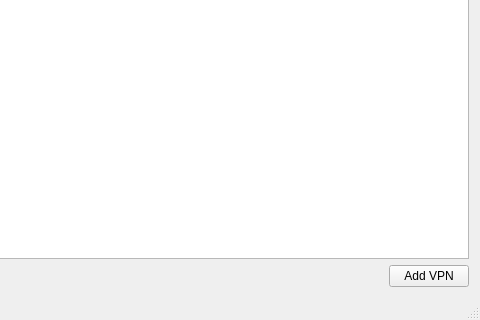
First picture: the form in mainwindow.ui, repository theinvisible/openfortigui, before the edit; both pictures show x 320 to 800 and y 280 to 600 of the 800 by 600 pixel window.
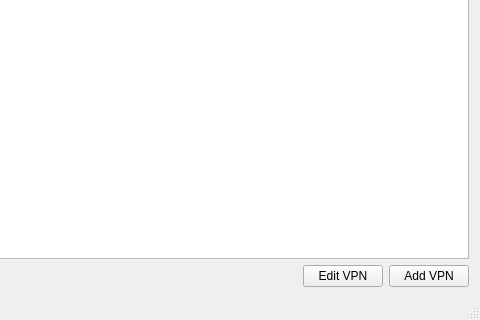
Second picture: the form after the edit.

What changed in the file:
```diff
--- a/mainwindow.ui
+++ b/mainwindow.ui
@@ -56,6 +56,13 @@
         </property>
        </spacer>
       </item>
+      <item>
+       <widget class="QPushButton" name="btnEditVPN">
+        <property name="text">
+         <string>Edit VPN</string>
+        </property>
+       </widget>
+      </item>
       <item>
        <widget class="QPushButton" name="btnAddVPN">
         <property name="text">
```
